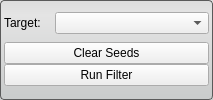
Above: Interface/ToolInterface/NeighborhoodConnectedFilterInterface.ui from jessdtate/Seg3D before the change. Below: the same form after it.
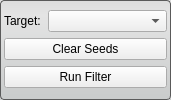
That is the form after the change.

Commit message: ui updates, all tools/filters ui's fixed

Patch:
```diff
--- a/Interface/ToolInterface/NeighborhoodConnectedFilterInterface.ui
+++ b/Interface/ToolInterface/NeighborhoodConnectedFilterInterface.ui
@@ -6,7 +6,7 @@
    <rect>
     <x>0</x>
     <y>0</y>
-    <width>213</width>
+    <width>171</width>
     <height>100</height>
    </rect>
   </property>
@@ -18,20 +18,14 @@
   </property>
   <property name="minimumSize">
    <size>
-    <width>213</width>
+    <width>0</width>
     <height>100</height>
    </size>
   </property>
   <property name="maximumSize">
    <size>
     <width>16777215</width>
-    <height>102</height>
-   </size>
-  </property>
-  <property name="baseSize">
-   <size>
-    <width>650</width>
-    <height>0</height>
+    <height>100</height>
    </size>
   </property>
   <property name="windowTitle">
@@ -44,7 +38,7 @@
 	background-color: qlineargradient(spread:pad, x1:0.5, y1:0, x2:0.5, y2:0.960227, stop:0 rgba(221, 221, 221, 255), stop:0.155779 rgba(228, 228, 228, 255), stop:1 rgba(202, 204, 204, 255));      
 }</string>
   </property>
-  <layout class="QVBoxLayout" name="verticalLayout_2">
+  <layout class="QVBoxLayout" name="verticalLayout" stretch="0,0,0">
    <property name="spacing">
     <number>0</number>
    </property>
@@ -54,29 +48,37 @@
    <item>
     <layout class="QHBoxLayout" name="activeHLayout" stretch="1,3">
      <property name="spacing">
-      <number>0</number>
+      <number>4</number>
      </property>
      <item>
       <widget class="QLabel" name="activeLabel">
+       <property name="sizePolicy">
+        <sizepolicy hsizetype="Preferred" vsizetype="Preferred">
+         <horstretch>0</horstretch>
+         <verstretch>0</verstretch>
+        </sizepolicy>
+       </property>
        <property name="text">
         <string>Target:</string>
        </property>
       </widget>
      </item>
      <item>
-      <widget class="QComboBox" name="targetComboBox"/>
-     </item>
-    </layout>
-   </item>
-   <item>
-    <layout class="QVBoxLayout" name="verticalLayout">
-     <property name="spacing">
-      <number>0</number>
-     </property>
+      <widget class="QComboBox" name="targetComboBox">
+       <property name="sizePolicy">
+        <sizepolicy hsizetype="Preferred" vsizetype="Fixed">
+         <horstretch>0</horstretch>
+         <verstretch>0</verstretch>
+        </sizepolicy>
+       </property>
+      </widget>
+     </item>
+    </layout>
+   </item>
      <item>
       <widget class="QPushButton" name="clearSeedsButton">
        <property name="sizePolicy">
-        <sizepolicy hsizetype="Expanding" vsizetype="Fixed">
+      <sizepolicy hsizetype="Preferred" vsizetype="Fixed">
          <horstretch>0</horstretch>
          <verstretch>0</verstretch>
         </sizepolicy>
@@ -98,8 +100,6 @@
         <string>Run Filter</string>
        </property>
       </widget>
-     </item>
-    </layout>
    </item>
   </layout>
  </widget>
```
Left out of the diff: 2 changed lines with no effect on the pictures. Lines whose indentation alone changed are shown as unchanged. The commit also changes 19 other files.
